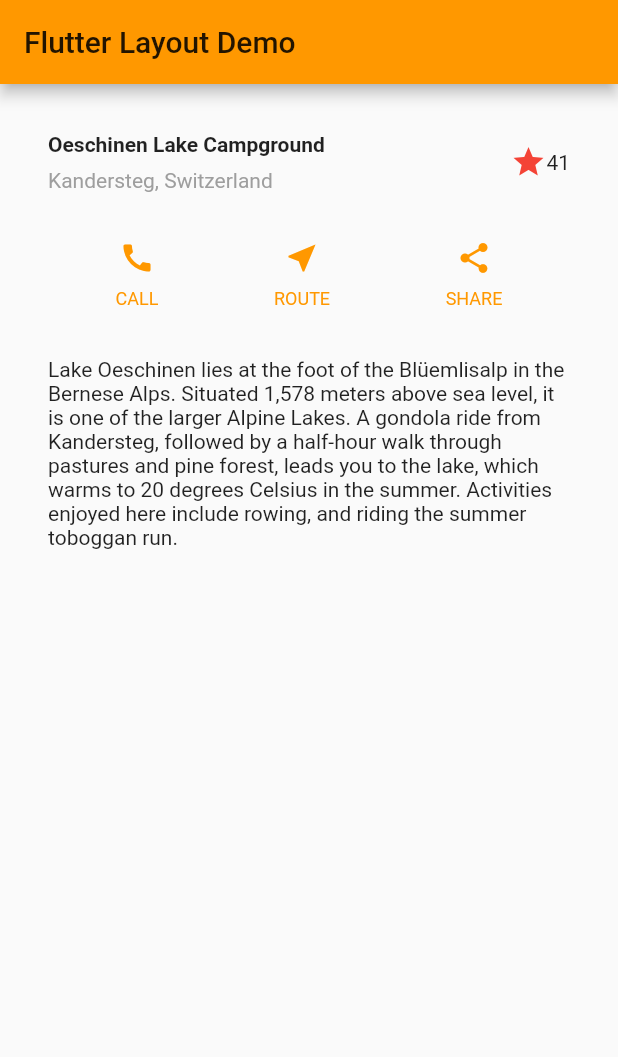
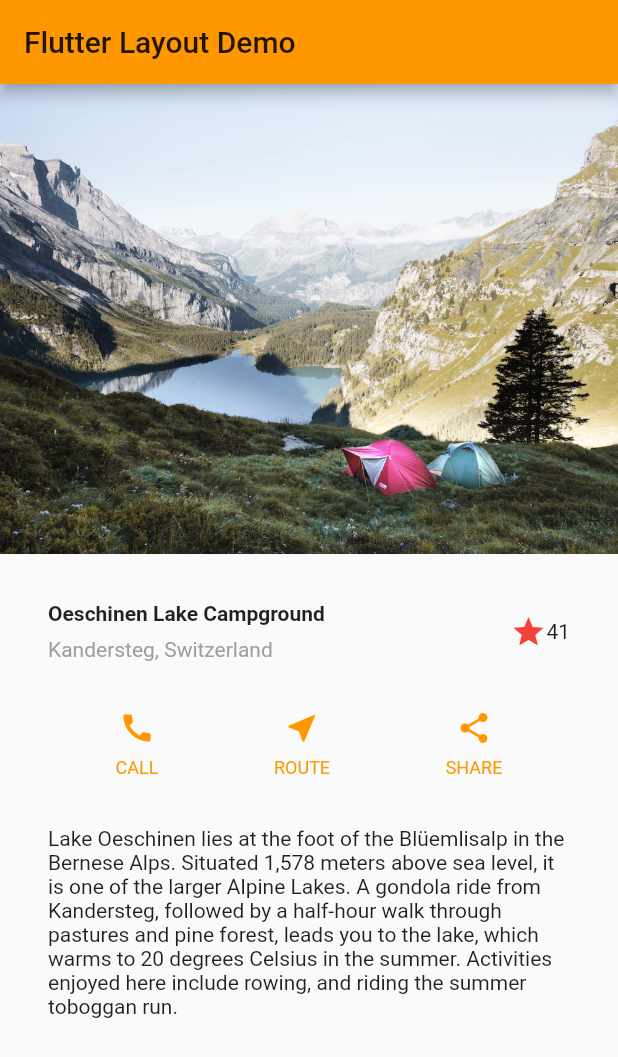
Before and after one commit to astutz96/layouts_in_flutter, a Flutter app: the screen it shows after launch, on a phone screen of 412 x 824 dp. Shown: the top 1057 px of the screen. Run offline on Flutter 3.47's test engine with Material 2 defaults, Android fonts, the phone set to English and light mode, and no system bars.

```diff
--- a/lib/main.dart
+++ b/lib/main.dart
@@ -15,8 +15,14 @@ class MyApp extends StatelessWidget {
         appBar: AppBar(
           title: Text('Flutter Layout Demo'),
         ),
-        body: Column(
+        body: ListView(
           children: [
+            Image.asset(
+              'images/lake.jpg',
+              //width: 600,
+              //height: 240,
+              fit: BoxFit.cover,
+            ),
             TitleSection(),
             ButtonSection(),
             TextSection(),
```
Also changed, not shown: pubspec.yaml (+3 -4 lines), images/lake.jpg (renamed from Images/lake.jpg).
